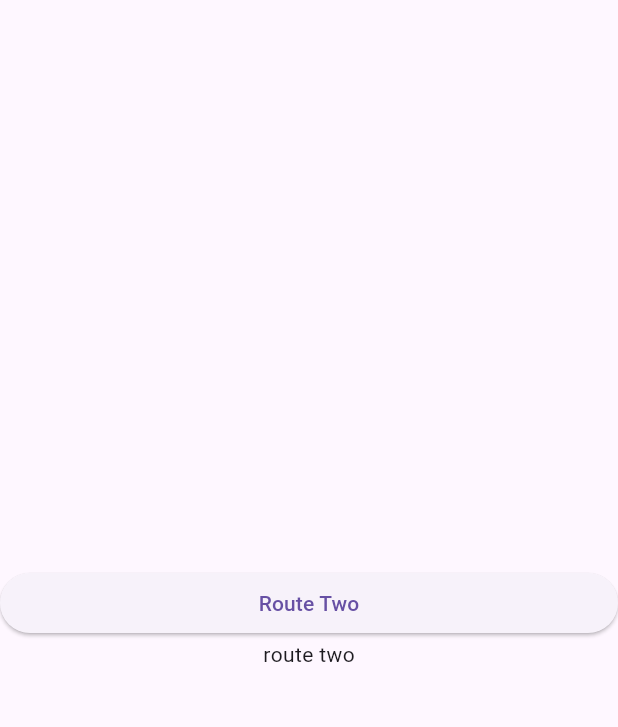
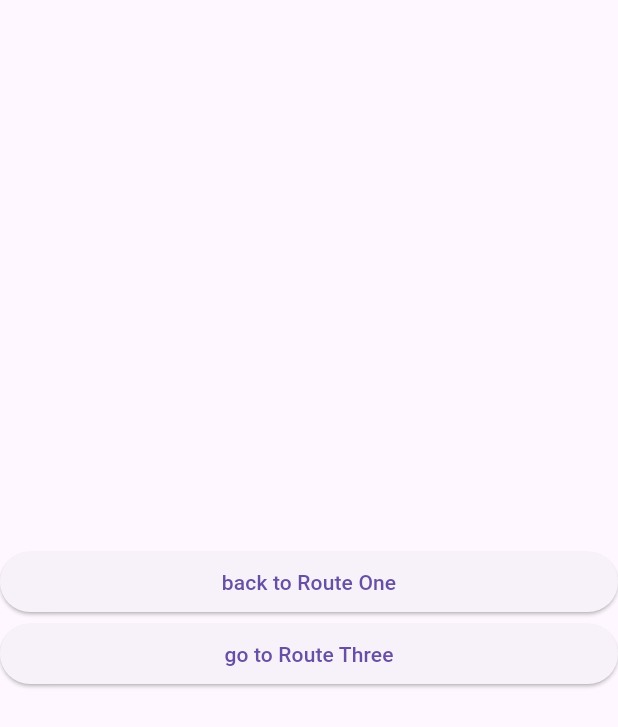
Before and after one commit to hugedreamhd/navigation, a Flutter app: the RouteOneScreen screen opened directly, after a tap on "go to RouteTwo", on a phone screen of 412 x 824 dp. Shown: the top 727 px of the screen. Run offline on Flutter 3.47's test engine with Material 3 defaults, Android fonts, the phone set to English and light mode, and no system bars.

Commit message:
center위젯 삭제

```diff
--- a/lib/screen/route_one.dart
+++ b/lib/screen/route_one.dart
@@ -34,18 +34,12 @@ class RouteOneScreen extends StatelessWidget {
             },
             child: Text('go to RouteTwo'),
           ),
-          Center(
-            child: Text('route one'),
-          ),
           ElevatedButton(
             onPressed: () {
               Navigator.of(context).pop(456);
             },
             child: Text('back to homescreen'),
           ),
-          Center(
-            child: Text('route one'),
-          ),
         ],
       ),
     );
--- a/lib/screen/route_two.dart
+++ b/lib/screen/route_two.dart
@@ -1,4 +1,5 @@
 import 'package:flutter/material.dart';
+import 'package:navigation/screen/route_three.dart';
 
 class RouteTwoScreen extends StatelessWidget {
   const RouteTwoScreen({super.key});
@@ -14,11 +15,18 @@ class RouteTwoScreen extends StatelessWidget {
             onPressed: () {
               Navigator.of(context).pop();
             },
-            child: Text('Route Two'),
+            child: Text('back to Route One'),
           ),
-          Center(
-            child: Text('route two'),
-          ),
+          ElevatedButton(
+            onPressed: () {
+              Navigator.of(context).push(
+                MaterialPageRoute(
+                  builder: (BuildContext context) => RouteThreeScreen(),
+                ),
+              );
+            },
+            child: Text('go to Route Three'),
+          )
         ],
       ),
     );
```
